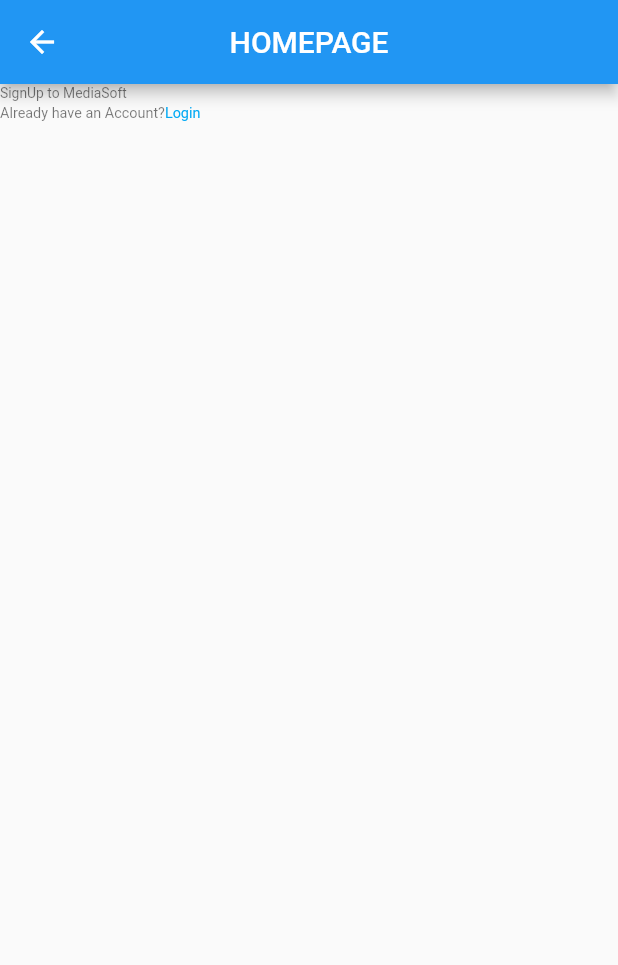
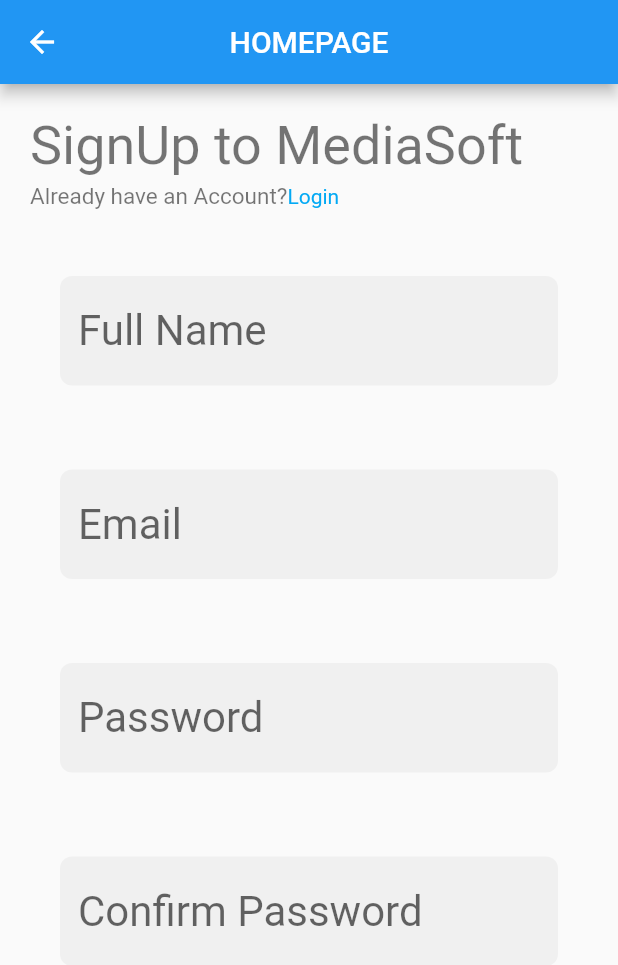
Before and after one commit to nsabir0/Login_Demo, a Flutter app: the screen it shows after launch, after a tap on "Login", on a phone screen of 412 x 824 dp. Shown: the top 965 px of the screen. Run offline on Flutter 3.47's test engine with Material 2 defaults, Android fonts, the phone set to English and light mode, and no system bars; our stand-ins replace flutter_screenutil, fluttertoast, google_fonts.

Commit message:
first commit

```diff
--- a/lib/home_page.dart
+++ b/lib/home_page.dart
@@ -6,9 +6,31 @@ import 'package:google_fonts/google_fonts.dart';
 class Homepage extends StatelessWidget {
   const Homepage({super.key});
 
+  Widget getTextfield({required String hint}){
+    return Padding(
+      padding: const EdgeInsets.all(20.0),
+      child: TextField(
+        decoration: InputDecoration(
+            border: OutlineInputBorder(
+              borderRadius: BorderRadius.circular(8.r),
+              borderSide: BorderSide(color: Colors.transparent, width: 0),
+            ),
+            enabledBorder: OutlineInputBorder(
+              borderRadius: BorderRadius.circular(8.r),
+              borderSide: BorderSide(color: Colors.transparent, width: 0),
+            ),
+            filled: true,
+            hintText: hint,
+            hintStyle: TextStyle(
+              fontSize: 14.sp,
+              fontWeight: FontWeight.w400,
+            )
+        ),
+      ),
+    );
+}
   @override
   Widget build(BuildContext context) {
-    final currentSize= MediaQuery.of(context).size.width;
 
     return Scaffold(
       appBar: AppBar(
@@ -16,7 +38,10 @@ class Homepage extends StatelessWidget {
         centerTitle: true,
       ),
 
-      body: Column(
+      body: SingleChildScrollView(
+        child: Padding(
+          padding: const EdgeInsets.all(20.0),
+          child: Column(
             crossAxisAlignment: CrossAxisAlignment.start,
             children: [
               Text ('SignUp to MediaSoft',
@@ -29,7 +54,7 @@ class Homepage extends StatelessWidget {
                 children: [
                   Text('Already have an Account?',
                     style: TextStyle(
-                fontSize: 14.h,
+                    fontSize: 15.h,
                     color: Colors.black54
                   ),
                   ),
@@ -41,9 +66,19 @@ class Homepage extends StatelessWidget {
                   )
                 ],
               ),
-          SizedBox(height: 25.h,),
+              SizedBox(height: 24.h,),
+              getTextfield(hint: "Full Name"),
+              SizedBox(height: 16.h,),
+              getTextfield(hint: "Email"),
+              SizedBox(height: 16.h,),
+              getTextfield(hint: "Password"),
+              SizedBox(height: 16.h,),
+              getTextfield(hint: "Confirm Password"),
+
 
             ],
+          ),
+        ),
       ),
     );
   }
--- a/lib/login_page.dart
+++ b/lib/login_page.dart
@@ -3,6 +3,7 @@
 import 'package:flutter/material.dart';
 import 'package:login_app/home_page.dart';
 import 'package:google_fonts/google_fonts.dart';
+import 'package:login_app/signup_page.dart';
 
 class Login extends StatefulWidget {
   const Login({super.key});
@@ -15,6 +16,7 @@ class _LoginState extends State<Login> {
   @override
   Widget build(BuildContext context) {
     return Scaffold(
+      backgroundColor: Colors.grey[200],
       appBar: AppBar(
         title: Text('Login Demo'),
         centerTitle: true,
@@ -24,14 +26,15 @@ class _LoginState extends State<Login> {
           mainAxisAlignment: MainAxisAlignment.center,
           crossAxisAlignment: CrossAxisAlignment.center,
           children: [
-            Text('Login', style: TextStyle(fontSize: 35, color: Colors.lightBlueAccent),),
             Padding(
               padding: const EdgeInsets.symmetric(vertical: 30),
+              child: Text('LOGIN', style: TextStyle(fontSize: 35, color: Colors.lightBlueAccent),),
+            ),
+            Padding(
+              padding: const EdgeInsets.symmetric(horizontal: 35),
                 child: Column(
                   children: [
-                    Padding(
-                      padding: const EdgeInsets.symmetric(horizontal: 35),
-                      child: TextFormField(
+                     TextFormField(
                         keyboardType: TextInputType.emailAddress,
                         decoration: InputDecoration(
                           labelText: 'Email',
@@ -40,17 +43,10 @@ class _LoginState extends State<Login> {
                           border: OutlineInputBorder(),
                         ),
                         onChanged: (value) {},
-                        validator: (value) {
-                          return value!.isEmpty
-                              ? 'Please enter your Email'
-                              : null;
-                        },
                       ),
-                    ),
+
                     SizedBox(height: 30,),
-                    Padding(
-                      padding: const EdgeInsets.symmetric(horizontal: 35),
-                      child: TextFormField(
+                       TextFormField(
                         keyboardType: TextInputType.visiblePassword,
                         decoration: InputDecoration(
                           labelText: 'Password',
@@ -59,13 +55,9 @@ class _LoginState extends State<Login> {
                           border: OutlineInputBorder(),
                         ),
                         onChanged: (value) {},
-                        validator: (value) {
-                          return value!.isEmpty
-                              ? 'Please enter Password'
-                              : null;
-                        },
+
                       ),
-                    ),
+
                     Padding(
                       padding: const EdgeInsets.symmetric(horizontal: 100, vertical: 30),
                       child: ElevatedButton(
@@ -76,7 +68,15 @@ class _LoginState extends State<Login> {
                           );
                         },
                       ),
-                    )
+                    ),
+                    SizedBox(height: 20),
+                    ElevatedButton(
+                        child: Text('Signup',style: TextStyle(fontSize: 20, color: Colors.white)),
+                        onPressed: () {
+                          Navigator.push(context,
+                            MaterialPageRoute(builder: (context) => const Signup()),
+                        );
+                      },)
                   ],
                 ),
 
--- a/lib/main.dart
+++ b/lib/main.dart
@@ -12,15 +12,36 @@ class MainApp extends StatelessWidget {
 
   @override
   Widget build(BuildContext context) {
-    return ScreenUtilInit(
+    /*return ScreenUtilInit(
       designSize: Size(800, 1200),
       minTextAdapt: true,
       splitScreenMode: true,
-      builder: (_, child) {
+      builder: (_, child) {*/
         return MaterialApp(
           debugShowCheckedModeBanner: false,
-          home: Login(),
+          home: ScreenUtils(),
         );
+     /* },
+    );*/
+  }
+}
+
+class ScreenUtils extends StatefulWidget {
+  const ScreenUtils({super.key});
+
+  @override
+  State<ScreenUtils> createState() => _ScreenUtilsState();
+}
+
+class _ScreenUtilsState extends State<ScreenUtils> {
+  @override
+  Widget build(BuildContext context) {
+    var height = MediaQuery.of(context).size.height;
+    var width = MediaQuery.of(context).size.width;
+    return ScreenUtilInit(
+      designSize: Size(width / 2, height),
+      builder: (_, child){
+        return Login();
       },
     );
   }
--- a/pubspec.yaml
+++ b/pubspec.yaml
@@ -10,6 +10,7 @@ dependencies:
   flutter:
     sdk: flutter
   flutter_screenutil: ^5.9.0
+  fluttertoast: ^8.2.2
   google_fonts: ^6.1.0
 
 dev_dependencies:
@@ -19,3 +20,5 @@ dev_dependencies:
 
 flutter:
   uses-material-design: true
+assets:
+  - assets/image/
```
Also changed, not shown: lib/signup_page.dart (+89 -0 lines), pubspec.lock. Lines whose indentation alone changed are shown as unchanged.
